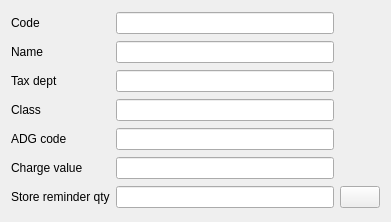
End1-1/Cafe5, file Editors/ce5goodsgroup.ui: the form before one commit.
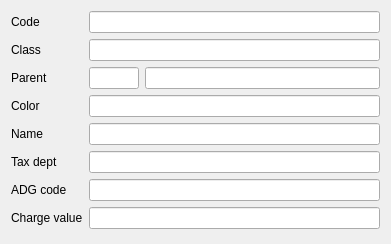
The form after the commit. Icons and pictures are not drawn. Custom widgets are drawn as their Qt base class.

```diff
--- a/Editors/ce5goodsgroup.ui
+++ b/Editors/ce5goodsgroup.ui
@@ -7,49 +7,14 @@
     <x>0</x>
     <y>0</y>
     <width>391</width>
-    <height>222</height>
+    <height>244</height>
    </rect>
   </property>
   <property name="windowTitle">
    <string>Form</string>
   </property>
   <layout class="QGridLayout" name="gridLayout">
-   <item row="6" column="3">
-    <widget class="QPushButton" name="btnSetStoreReminderQty">
-     <property name="text">
-      <string/>
-     </property>
-     <property name="icon">
-      <iconset resource="../resources/res.qrc">
-       <normaloff>:/edit.png</normaloff>:/edit.png</iconset>
-     </property>
-    </widget>
-   </item>
-   <item row="0" column="0">
-    <widget class="QLabel" name="label">
-     <property name="text">
-      <string>Code</string>
-     </property>
-    </widget>
-   </item>
-   <item row="5" column="2">
-    <widget class="C5LineEditWithSelector" name="lineEdit_5">
-     <property name="Field" stdset="0">
-      <string>f_chargevalue</string>
-     </property>
-     <property name="Default" stdset="0">
-      <string>0</string>
-     </property>
-    </widget>
-   </item>
-   <item row="2" column="0">
-    <widget class="QLabel" name="label_3">
-     <property name="text">
-      <string>Tax dept</string>
-     </property>
-    </widget>
-   </item>
-   <item row="0" column="2">
+   <item row="0" column="2" colspan="2">
     <widget class="C5LineEditWithSelector" name="leCode">
      <property name="focusPolicy">
       <enum>Qt::NoFocus</enum>
@@ -62,14 +27,7 @@
      </property>
     </widget>
    </item>
-   <item row="4" column="0">
-    <widget class="QLabel" name="label_4">
-     <property name="text">
-      <string>ADG code</string>
-     </property>
-    </widget>
-   </item>
-   <item row="2" column="2">
+   <item row="5" column="2" colspan="2">
     <widget class="C5LineEditWithSelector" name="lineEdit_3">
      <property name="Field" stdset="0">
       <string>f_taxdept</string>
@@ -82,38 +40,83 @@
      </property>
     </widget>
    </item>
-   <item row="1" column="0">
+   <item row="4" column="0">
     <widget class="QLabel" name="label_2">
      <property name="text">
       <string>Name</string>
      </property>
     </widget>
    </item>
-   <item row="5" column="0">
-    <widget class="QLabel" name="label_5">
+   <item row="2" column="3">
+    <widget class="C5LineEditWithSelector" name="leParentGroupName">
+     <property name="focusPolicy">
+      <enum>Qt::FocusPolicy::NoFocus</enum>
+     </property>
+     <property name="maxLength">
+      <number>0</number>
+     </property>
+     <property name="f_parentname" stdset="0">
+      <string/>
+     </property>
+    </widget>
+   </item>
+   <item row="7" column="0">
+    <widget class="QLabel" name="label_4">
      <property name="text">
-      <string>Charge value</string>
+      <string>ADG code</string>
      </property>
     </widget>
    </item>
-   <item row="4" column="2">
+   <item row="7" column="2" colspan="2">
     <widget class="C5LineEditWithSelector" name="lineEdit_4">
      <property name="Field" stdset="0">
       <string>f_adgcode</string>
      </property>
     </widget>
    </item>
-   <item row="6" column="0">
-    <widget class="QLabel" name="label_6">
-     <property name="text">
-      <string>Store reminder qty</string>
+   <item row="8" column="2" colspan="2">
+    <widget class="C5LineEditWithSelector" name="lineEdit_5">
+     <property name="Field" stdset="0">
+      <string>f_chargevalue</string>
      </property>
     </widget>
    </item>
-   <item row="6" column="2">
-    <widget class="C5LineEditWithSelector" name="leLowLevel"/>
+   <item row="1" column="2" colspan="2">
+    <widget class="C5LineEditWithSelector" name="leClass">
+     <property name="maxLength">
+      <number>2</number>
+     </property>
+     <property name="Field" stdset="0">
+      <string>f_class</string>
+     </property>
+     <property name="Type" stdset="0">
+      <number>0</number>
+     </property>
+     <property name="Default" stdset="0">
+      <string>1</string>
+     </property>
+    </widget>
    </item>
-   <item row="1" column="2">
+   <item row="2" column="2">
+    <widget class="C5LineEditWithSelector" name="leParentGroup">
+     <property name="maximumSize">
+      <size>
+       <width>50</width>
+       <height>16777215</height>
+      </size>
+     </property>
+     <property name="maxLength">
+      <number>2</number>
+     </property>
+     <property name="Field" stdset="0">
+      <string>f_parent</string>
+     </property>
+     <property name="Type" stdset="0">
+      <number>1</number>
+     </property>
+    </widget>
+   </item>
+   <item row="4" column="2" colspan="2">
     <widget class="C5LineEditWithSelector" name="lineEdit_2">
      <property name="Field" stdset="0">
       <string>f_name</string>
@@ -126,18 +129,50 @@
      </property>
     </widget>
    </item>
-   <item row="3" column="0">
+   <item row="5" column="0">
+    <widget class="QLabel" name="label_3">
+     <property name="text">
+      <string>Tax dept</string>
+     </property>
+    </widget>
+   </item>
+   <item row="8" column="0">
+    <widget class="QLabel" name="label_5">
+     <property name="text">
+      <string>Charge value</string>
+     </property>
+    </widget>
+   </item>
+   <item row="0" column="0">
+    <widget class="QLabel" name="label">
+     <property name="text">
+      <string>Code</string>
+     </property>
+    </widget>
+   </item>
+   <item row="1" column="0">
     <widget class="QLabel" name="label_7">
      <property name="text">
       <string>Class</string>
      </property>
     </widget>
    </item>
-   <item row="3" column="2">
-    <widget class="C5LineEditWithSelector" name="leClass">
-     <property name="maxLength">
-      <number>2</number>
+   <item row="2" column="0">
+    <widget class="QLabel" name="label_8">
+     <property name="text">
+      <string>Parent</string>
      </property>
+    </widget>
+   </item>
+   <item row="3" column="0">
+    <widget class="QLabel" name="label_9">
+     <property name="text">
+      <string>Color</string>
+     </property>
+    </widget>
+   </item>
+   <item row="3" column="2" colspan="2">
+    <widget class="C5LineEditWithSelector" name="leColor">
      <property name="Field" stdset="0">
       <string>f_class</string>
      </property>
```
Left out of the diff: 26 changed lines with no effect on the pictures.
